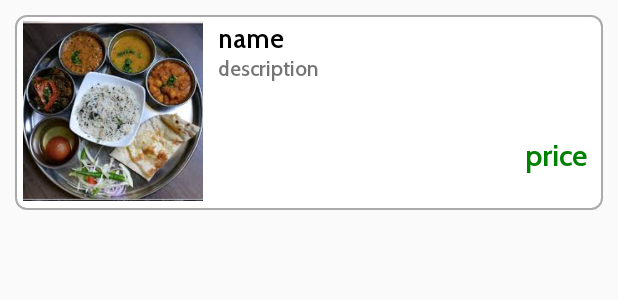
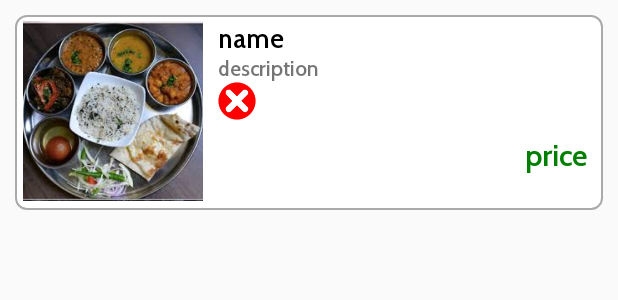
Before and after one commit to priyadharsini586/Android_Restaurants_App, an Android app: the layout item_layout.xml on its own in the app's theme, with its tools: preview values and no code run, on a phone screen of 412 x 824 dp. Shown: the top 300 px of the screen. Run offline under Robolectric (Android 15) with nearby library versions, the phone set to English and light mode, and no system bars.

Commit message:
Merge remote-tracking branch 'origin/master'
# Conflicts:
#	app/src/main/java/com/nickteck/restaurantapp/activity/MenuNavigationActivity.java
#	app/src/main/java/com/nickteck/restaurantapp/fragment/CatagoryFragment.java
#	app/src/main/java/com/nickteck/restaurantapp/fragment/ItemFragment.java
#	app/src/main/res/values-hdpi/dimens.xml
#	app/src/main/res/values/dimens.xml
#	app/src/main/res/values/strings.xml

```diff
--- a/app/src/main/java/com/nickteck/restaurantapp/additional_class/AdditionalClass.java
+++ b/app/src/main/java/com/nickteck/restaurantapp/additional_class/AdditionalClass.java
@@ -39,6 +39,7 @@ public class AdditionalClass {
         NetworkInfo activeNetworkInfo = connectivityManager.getActiveNetworkInfo();
         return activeNetworkInfo != null && activeNetworkInfo.isConnected();
     }
+
 
     public static void showSnackBar(Activity context)
     {
--- a/app/src/main/java/com/nickteck/restaurantapp/api/ApiInterface.java
+++ b/app/src/main/java/com/nickteck/restaurantapp/api/ApiInterface.java
@@ -30,7 +30,7 @@ public interface ApiInterface {
     Call<ItemListRequestAndResponseModel> getItemList(@Field("x") JSONObject Itemobject);
 
     @FormUrlEncoded
-    @POST("favourite_add.php")
+    @POST("favourite_list.php")
     Call<AddWhislist> getWhishlist(@Field("x") JSONObject Itemobject);
 
 
--- a/app/src/main/java/com/nickteck/restaurantapp/fragment/CatagoryFragment.java
+++ b/app/src/main/java/com/nickteck/restaurantapp/fragment/CatagoryFragment.java
@@ -52,7 +52,7 @@ public class CatagoryFragment extends Fragment {
     ApiInterface apiInterface;
     RecyclerView catagory;
     SwipeRefreshLayout mSwipeRefreshLayout;
-    private  ArrayList<ItemListRequestAndResponseModel.list> catList=new ArrayList<>();
+
     ArrayList<ItemListRequestAndResponseModel.list> catList;
     TextView txtBrodgeIcon;
 
--- a/app/src/main/java/com/nickteck/restaurantapp/model/AddWhislist.java
+++ b/app/src/main/java/com/nickteck/restaurantapp/model/AddWhislist.java
@@ -7,10 +7,11 @@ package com.nickteck.restaurantapp.model;
 public class AddWhislist {
     public String Status_code,Status_message,Success;
 
+    private AddWhislist(){}
+
     public String getStatus_code() {
         return Status_code;
     }
-
     public void setStatus_code(String status_code) {
         Status_code = status_code;
     }
--- a/app/src/main/res/layout/item_layout.xml
+++ b/app/src/main/res/layout/item_layout.xml
@@ -63,24 +63,22 @@
                         android:layout_width="match_parent"
                         android:layout_height="match_parent">
 
-                        <ImageView
-                            android:id="@+id/favorite"
-                            android:layout_width="wrap_content"
-                            android:layout_height="wrap_content"
-                            android:layout_alignParentEnd="true"
-                            android:layout_alignParentRight="true"
 
-                            android:layout_alignParentTop="true"
-                            android:paddingTop="20dp"
-                            android:paddingLeft="20dp"
-                            android:textSize="20sp"/>
                     </RelativeLayout>
 
                 </LinearLayout>
                 <RelativeLayout
                     android:layout_width="match_parent"
+                    android:orientation="horizontal"
                     android:layout_height="match_parent">
+                    <ImageView
+                        android:id="@+id/favorite"
+                        android:layout_width="wrap_content"
+                        android:layout_height="wrap_content"
+                        android:src="@drawable/ic_close_icon"
 
+
+                      />
                     <TextView
                         android:id="@+id/price"
                         android:layout_width="wrap_content"
```
Also changed, not shown: app/src/main/java/com/nickteck/restaurantapp/Adapter/ItemAdapter.java (+16 -34 lines), app/src/main/java/com/nickteck/restaurantapp/fragment/ItemFragment.java (+8 -24 lines), app/src/main/java/com/nickteck/restaurantapp/model/ItemListRequestAndResponseModel.java (+9 -1 lines).
